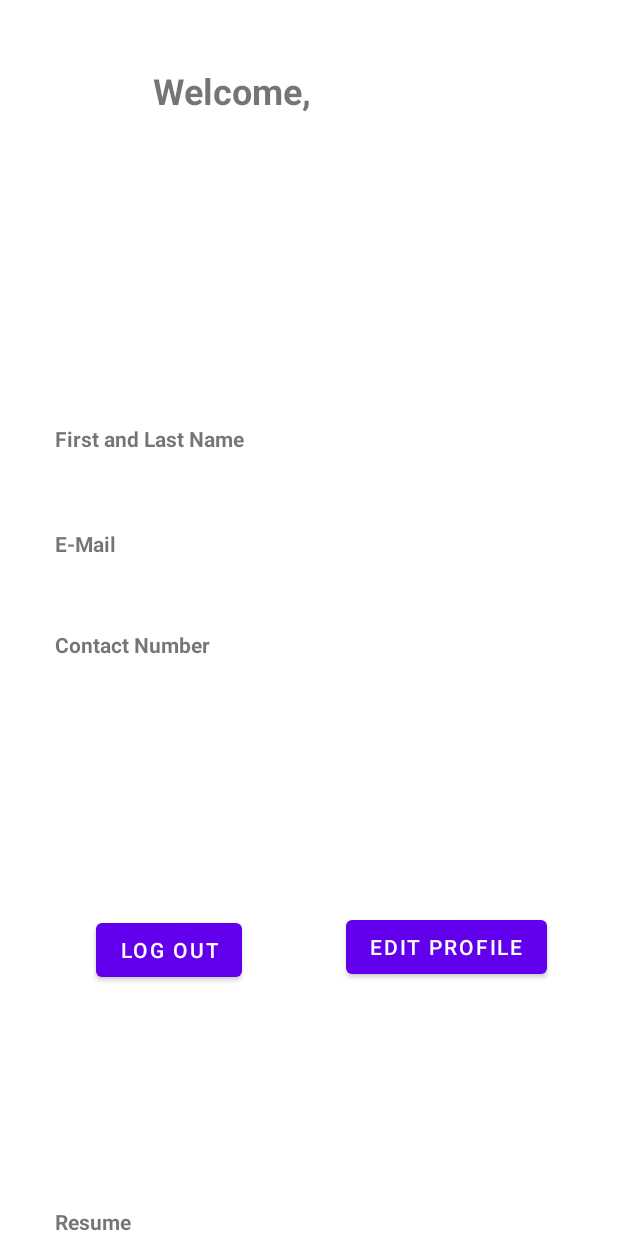
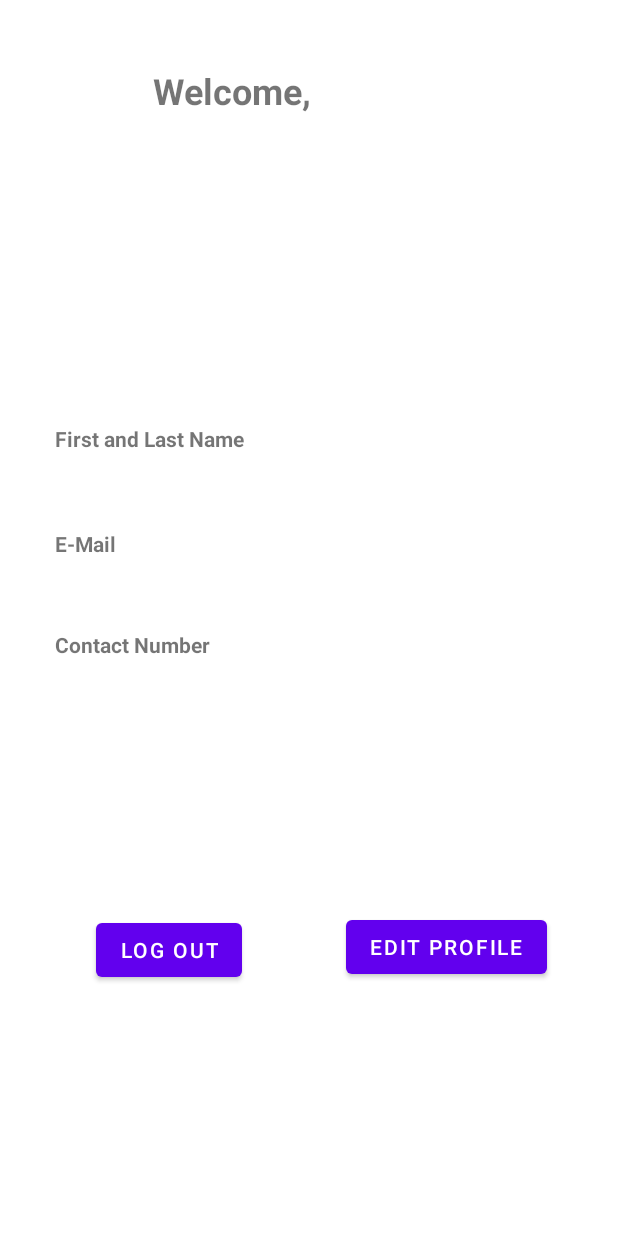
Before and after one commit to gracesopha/tutorme, an Android app: the layout student_page_fragment.xml on its own in the app's theme, with its tools: preview values and no code run, on a phone screen of 412 x 824 dp. Run offline under Robolectric (Android 15) with nearby library versions, the phone set to English and light mode, and no system bars.

Commit message:
removed resume from student page

```diff
--- a/StudentTutoringApp/app/src/main/res/layout/student_page_fragment.xml
+++ b/StudentTutoringApp/app/src/main/res/layout/student_page_fragment.xml
@@ -73,17 +73,6 @@
 
 
     <TextView
-        android:id="@+id/resumeLabel"
-        android:layout_width="wrap_content"
-        android:layout_height="wrap_content"
-        android:text="@string/resume"
-        android:textStyle="bold"
-        app:layout_constraintBottom_toBottomOf="parent"
-        app:layout_constraintEnd_toEndOf="parent"
-        app:layout_constraintHorizontal_bias="0.102"
-        app:layout_constraintStart_toStartOf="parent" />
-
-    <TextView
         android:id="@+id/fullname_student"
         android:layout_width="wrap_content"
         android:layout_height="wrap_content"
```
